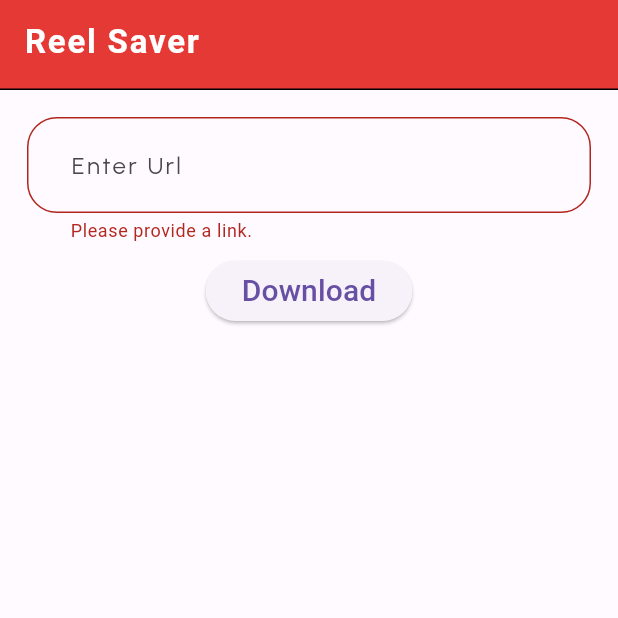
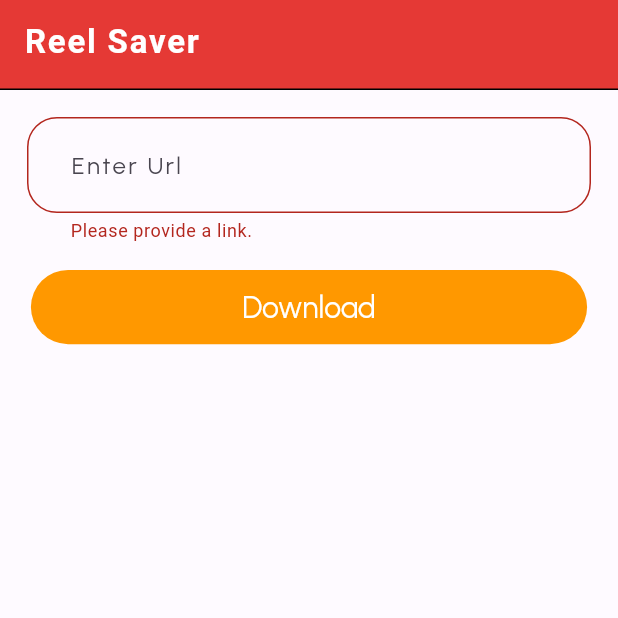
Before and after one commit to Vrushabh102/instagram_reel_saver, a Flutter app: the screen it shows after launch, after a tap on "Download", on a phone screen of 412 x 824 dp, the top half of it. Run offline on Flutter 3.47's test engine with Material 3 defaults, Android fonts, the phone set to English and light mode, and no system bars; missing offline and left inert: flutter_file_downloader, receive_sharing_intent.

Commit message:
modified paste button functionality

```diff
--- a/lib/main.dart
+++ b/lib/main.dart
@@ -1,5 +1,5 @@
 import 'package:flutter/material.dart';
-import 'package:instagram_reel_saver/screens/HomeScreen.dart';
+import 'package:instagram_reel_saver/screens/home_screen.dart';
 
 void main(){
   runApp(
--- a/lib/screens/HomeScreen.dart
+++ b/lib/screens/home_screen.dart
@@ -1,11 +1,14 @@
 import 'dart:async';
+import 'dart:ui';
 
 import 'package:flutter/material.dart';
 import 'package:flutter/services.dart';
 import 'package:instagram_reel_saver/services/Fetch.dart';
 import 'package:flutter_file_downloader/flutter_file_downloader.dart';
+import 'package:instagram_reel_saver/styles/button.dart';
+import 'package:instagram_reel_saver/styles/text.dart';
 import 'package:receive_sharing_intent/receive_sharing_intent.dart';
-import 'package:instagram_reel_saver/interface/inputdecoration.dart';
+import 'package:instagram_reel_saver/styles/input_decoration.dart';
 
 class HomeScreen extends StatefulWidget {
   const HomeScreen({super.key});
@@ -14,7 +17,8 @@ class HomeScreen extends StatefulWidget {
   State<HomeScreen> createState() => _HomeScreenState();
 }
 
-class _HomeScreenState extends State<HomeScreen> {
+class _HomeScreenState extends State<HomeScreen>
+    implements WidgetsBindingObserver {
   String? url;
   String? linkThroughListener;
 
@@ -22,15 +26,15 @@ class _HomeScreenState extends State<HomeScreen> {
   double? _progress;
 
   bool showPasteButtonOrNot = false;
-  bool isClipboardTextValid = false;
-
 
   ClipboardData? data;
+  bool isClipBoardNull = false;
 
   @override
-  void initState()  {
+  void initState() {
     super.initState();
 
+    WidgetsBinding.instance.addObserver(this);
 
     getClipboardData();
 
@@ -43,50 +47,39 @@ class _HomeScreenState extends State<HomeScreen> {
           if (linkThroughListener != null) {
             _controller.text = linkThroughListener!;
           }
-        } catch (error) {
-          print('received intent sharing error $error');
         }
-
+        catch(error) {
+          // do nothing
+        }
         ReceiveSharingIntent.reset();
       });
     });
   }
 
-  bool validateCLipBoardUri(String? value) {
-    if (value == null || value.isEmpty) {
-      return false;
-    } else {
-      Uri? uri = Uri.tryParse(value);
-      if (uri == null || uri.scheme.isEmpty || uri.host.isEmpty) {
-        return false;
-      } else if (!value.contains('www.instagram.com') ||
-          !value.contains('reel')) {
-        return false;
-      }
-    }
-    return true;
-  }
-
-  void getClipboardData() async {
+  getClipboardData() async {
     data = await Clipboard.getData('text/plain');
-    if(data != null) {
+    if (data != null) {
       setState(() {
         showPasteButtonOrNot = true;
-        print('clipboard data printed ${data!.text}');
-        isClipboardTextValid = validateCLipBoardUri(data!.text);
       });
     }
   }
 
-
-  Widget showPasteButton(String url) {
+  Widget showPasteButton(String url, BuildContext context) {
+    isClipBoardNull = (data != null);
     return ElevatedButton(
-      onPressed: () {
+      onPressed: isClipBoardNull
+          ? () {
               setState(() {
                 _controller.text = url;
               });
-      },
-      child: const Icon(Icons.paste_rounded),
+            }
+          : null,
+      style: isClipBoardNull ? validPasteButtonStyle : inValidPasteButtonStyle,
+      child: const Icon(
+        Icons.paste_rounded,
+        color: Colors.white,
+      ),
     );
   }
 
@@ -113,7 +106,7 @@ class _HomeScreenState extends State<HomeScreen> {
           decoration: buildUi.buildInputDecoration(),
           onChanged: (value) {
             setState(() {
-              _buildFirstRow();
+              _buildFirstRow(context);
             });
           },
           validator: (value) {
@@ -138,7 +131,7 @@ class _HomeScreenState extends State<HomeScreen> {
     );
   }
 
-  Widget _buildFirstRow() {
+  Widget _buildFirstRow(BuildContext context) {
     return Row(
       children: [
         // TextInputField
@@ -149,13 +142,21 @@ class _HomeScreenState extends State<HomeScreen> {
           child: _buildTextFormField(),
         )),
         if (_controller.text != '')
-          ElevatedButton(
+          IconButton(
             onPressed: () async {
               setState(() {
                 _controller.text = '';
               });
             },
-            child: const Icon(Icons.clear),
+            style: downloadButtonStyle.copyWith(
+                minimumSize: MaterialStatePropertyAll(
+              Size(MediaQuery.of(context).size.width * 0.18,
+                  MediaQuery.of(context).size.height * 0.065),
+            )),
+            icon: const Icon(
+              Icons.clear,
+              color: Colors.white,
+            ),
           ),
       ],
     );
@@ -178,6 +179,7 @@ class _HomeScreenState extends State<HomeScreen> {
       url: downloadableUrl,
       onDownloadError: (String error) {
         showSnackbar('Error');
+        _progress = null;
       },
       onDownloadCompleted: (String path) {
         showSnackbar('Downloaded at $path');
@@ -195,11 +197,29 @@ class _HomeScreenState extends State<HomeScreen> {
     );
   }
 
+  @override
+  void dispose() {
+    _controller.dispose();
+    WidgetsBinding.instance.removeObserver(this);
+    super.dispose();
+  }
+
+  @override
+  void didChangeAppLifecycleState(AppLifecycleState state) async {
+    await getClipboardData();
+    setState(() {
+      _controller.text = _controller.text;
+    });
+  }
+
   // Main Build Function
   @override
   Widget build(BuildContext context) {
+    var height = MediaQuery.of(context).size.height;
+    var width = MediaQuery.of(context).size.width;
     return Scaffold(
       appBar: AppBar(
+        // todo appbar customizations
         title: const Text(
           'Reel Saver',
           style: TextStyle(
@@ -225,16 +245,23 @@ class _HomeScreenState extends State<HomeScreen> {
         child: Column(
           children: [
             // Row for TextFormField
-            _buildFirstRow(),
+            _buildFirstRow(context),
 
-            if(showPasteButtonOrNot && isClipboardTextValid) showPasteButton(data!.text.toString()),
-            // validation button
-            _progress != null ? const CircularProgressIndicator() : ElevatedButton(
+            if (data != null)
+              // paste button to paste text from pasted from the clipboard
+              showPasteButton(data!.text.toString(), context),
+            const SizedBox(
+              height: 10,
+            ),
+
+            // download button with validation
+            _progress != null
+                ? const CircularProgressIndicator()
+                : ElevatedButton(
                     onPressed: () async {
-                print('heeeefjdlkfjdklfjkldfjkldjlfk');
-                ClipboardData? data = await Clipboard.getData('text/plain');
+                      ClipboardData? data =
+                          await Clipboard.getData('text/plain');
                       if (data != null) {
-                  print(data.text);
                       }
                       if (formKey.currentState!.validate()) {
                         formKey.currentState!.save();
@@ -245,9 +272,15 @@ class _HomeScreenState extends State<HomeScreen> {
                         downloadVideo(downloadableUrl);
                       }
                     },
+                    // using buttonStyle from created styles
+                    style: downloadButtonStyle.copyWith(
+                        minimumSize: MaterialStatePropertyAll(
+                            Size(width * 0.9, height * 0.06))),
+
                     child: const Text(
                       'Download',
-                style: TextStyle(fontSize: 20),
+                      //style: TextStyle(fontSize: 20, color: Colors.white),
+                      style: downloadButtonTextStyle,
                     ),
                   ),
           ],
@@ -257,8 +290,40 @@ class _HomeScreenState extends State<HomeScreen> {
   }
 
   @override
-  void dispose() {
-    _controller.dispose();
-    super.dispose();
+  void didChangeAccessibilityFeatures() {}
+
+  @override
+  void didChangeLocales(List<Locale>? locales) {}
+
+  @override
+  void didChangeMetrics() {}
+
+  @override
+  void didChangePlatformBrightness() {}
+
+  @override
+  void didChangeTextScaleFactor() {}
+
+  @override
+  void didHaveMemoryPressure() {}
+
+  @override
+  Future<bool> didPopRoute() {
+    throw UnimplementedError();
+  }
+
+  @override
+  Future<bool> didPushRoute(String route) {
+    throw UnimplementedError();
+  }
+
+  @override
+  Future<bool> didPushRouteInformation(RouteInformation routeInformation) {
+    throw UnimplementedError();
+  }
+
+  @override
+  Future<AppExitResponse> didRequestAppExit() {
+    throw UnimplementedError();
   }
 }
--- /dev/null
+++ b/lib/styles/button.dart
@@ -0,0 +1,19 @@
+import 'package:flutter/material.dart';
+
+final ButtonStyle downloadButtonStyle = ElevatedButton.styleFrom(
+  textStyle: const TextStyle(
+    fontFamily: 'Urbanist',
+  ),
+  backgroundColor: Colors.orange,
+  elevation: 0,
+);
+
+final ButtonStyle validPasteButtonStyle = ElevatedButton.styleFrom(
+  backgroundColor: Colors.orange,
+  elevation: 0,
+);
+
+final ButtonStyle inValidPasteButtonStyle = ElevatedButton.styleFrom(
+  backgroundColor: Colors.orange[100],
+  elevation: 0,
+);
--- /dev/null
+++ b/lib/styles/text.dart
@@ -0,0 +1,14 @@
+import 'package:flutter/material.dart';
+
+const TextStyle downloadButtonTextStyle = TextStyle(
+  color: Colors.white,
+  fontSize: 20,
+);
+
+const TextStyle validPasteButtonTextStyle = TextStyle(
+  color: Colors.red,
+);
+
+TextStyle inValidPasteButtonTextStyle = validPasteButtonTextStyle.copyWith(
+  backgroundColor: Colors.orange[100],
+);
```
Also changed, not shown: lib/styles/appbar.dart (added), lib/styles/input_decoration.dart (renamed from lib/interface/inputdecoration.dart). Lines whose indentation alone changed are shown as unchanged.
